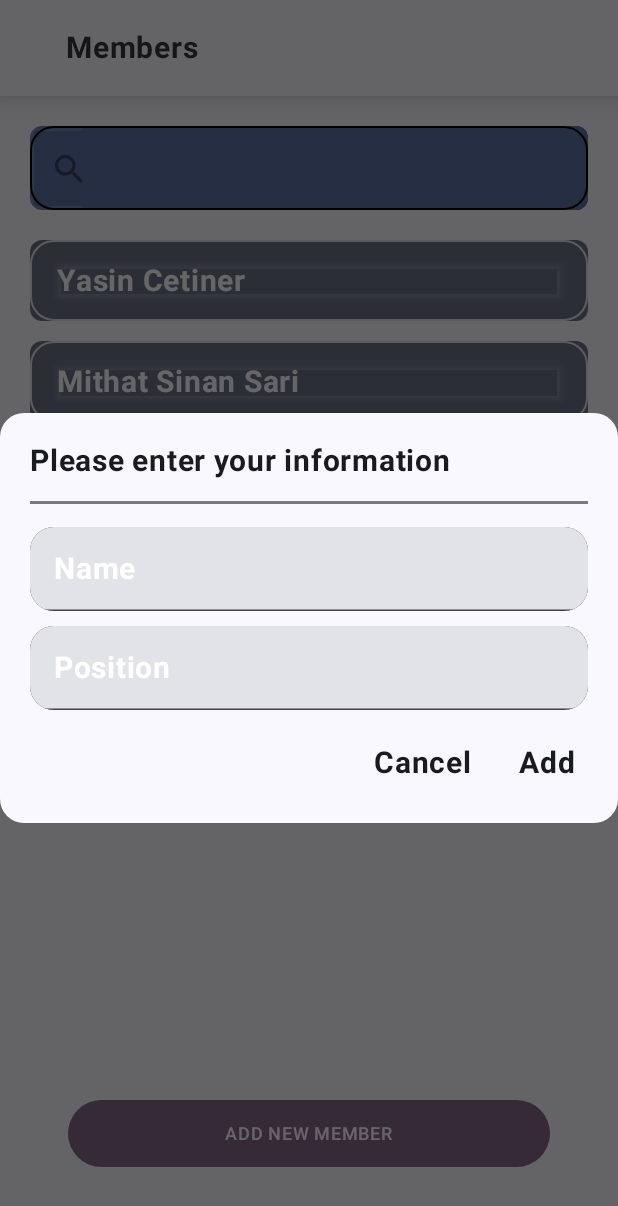
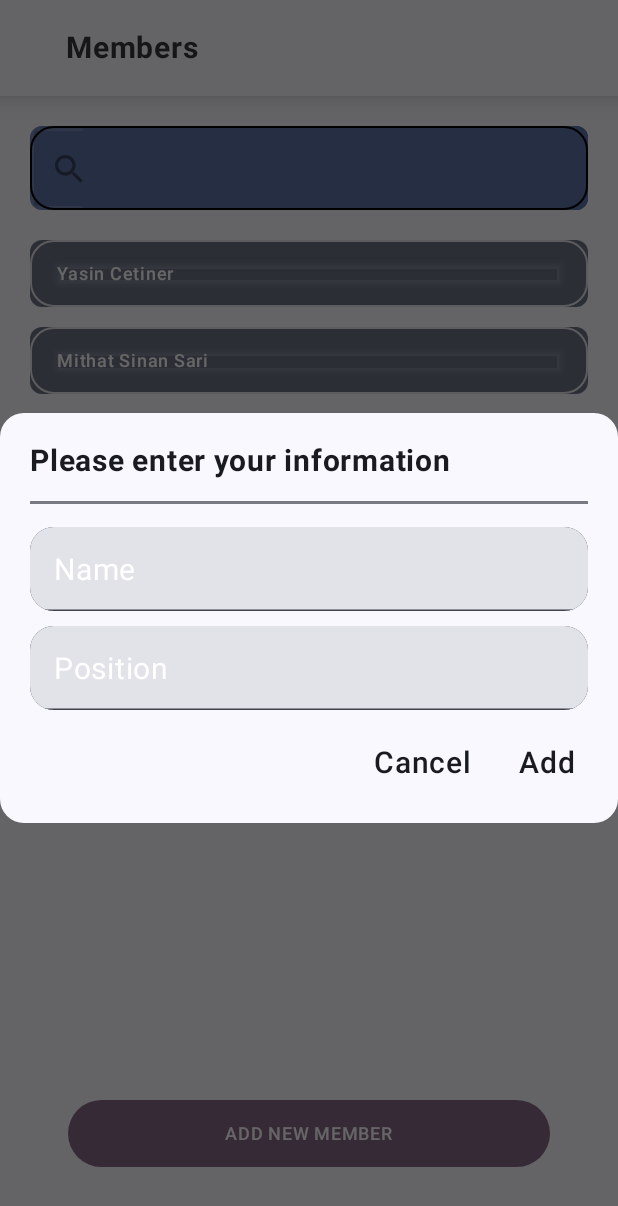
Before and after one commit to ozlembasabakar/HipolabsAndroidChallange, an Android app built with Jetpack Compose: the screen it shows after launch (MainActivity), after a tap on "ADD NEW MEMBER", on a phone screen of 412 x 824 dp. Shown: the top 1206 px of the screen. Run offline under Robolectric (Android 15) with nearby library versions, the light colour scheme and no system bars; our stand-ins replace Dagger/Hilt's generated code.

Commit message:
fixed the typographies of the components. added one more preview to the AddNewMemberDialog.kt for the isError equals to true.

```diff
--- a/app/src/main/java/com/example/hipolabschallange/ui/AddNewMemberDialog.kt
+++ b/app/src/main/java/com/example/hipolabschallange/ui/AddNewMemberDialog.kt
@@ -25,6 +25,7 @@ import com.example.hipolabschallange.ui.theme.*
 
 @Composable
 fun AddNewMemberDialog(
+    modifier: Modifier = Modifier,
     name: MutableState<String>,
     position: MutableState<String>,
     isDialogVisible: MutableState<Boolean>,
@@ -32,9 +33,10 @@ fun AddNewMemberDialog(
     onClick: (String) -> Unit,
 ) {
 
-    HipolabsChallangeTheme {
-        Dialog(onDismissRequest = { }
-        ) {
+    Dialog(
+        onDismissRequest = { },
+        content =
+        {
             Surface(
                 shape = Shapes.medium,
                 color = MaterialTheme.colorScheme.surface
@@ -43,7 +45,7 @@ fun AddNewMemberDialog(
                     contentAlignment = Alignment.Center
                 ) {
                     Column(
-                        modifier = Modifier.padding(AddNewMemberDialogColumnPadding),
+                        modifier = modifier.padding(AddNewMemberDialogColumnPadding),
                         verticalArrangement = Arrangement.spacedBy(
                             AddNewMemberDialogColumnVerticalArrangementPadding
                         )
@@ -51,7 +53,7 @@ fun AddNewMemberDialog(
 
                         Text(
                             text = stringResource(id = R.string.add_new_member_dialog_label),
-                            style = MaterialTheme.typography.bodyLarge,
+                            style = MaterialTheme.typography.headlineSmall,
                             color = MaterialTheme.colorScheme.onSurface
                         )
 
@@ -81,19 +83,21 @@ fun AddNewMemberDialog(
                                 contentAlignment = Alignment.CenterStart
                             ) {
                                 TextField(
+                                    modifier = Modifier
+                                        .fillMaxWidth()
+                                        .background(MaterialTheme.colorScheme.secondaryContainer),
                                     value = name.value,
                                     onValueChange = {
                                         name.value = it
                                         isError.value = false
                                     },
+                                    textStyle = MaterialTheme.typography.displaySmall,
                                     singleLine = true,
-                                    modifier = Modifier
-                                        .fillMaxWidth()
-                                        .background(MaterialTheme.colorScheme.secondaryContainer),
                                     placeholder = {
                                         Text(
                                             text = stringResource(id = R.string.add_new_member_dialog_name_placeholder),
-                                            color = MaterialTheme.colorScheme.onSecondaryContainer
+                                            color = MaterialTheme.colorScheme.onSecondaryContainer,
+                                            style = MaterialTheme.typography.displaySmall
                                         )
                                     },
                                     keyboardOptions = KeyboardOptions(keyboardType = KeyboardType.Ascii),
@@ -114,19 +118,21 @@ fun AddNewMemberDialog(
                                 contentAlignment = Alignment.CenterStart
                             ) {
                                 TextField(
+                                    modifier = Modifier
+                                        .fillMaxWidth()
+                                        .background(MaterialTheme.colorScheme.secondaryContainer),
                                     value = position.value,
                                     onValueChange = {
                                         position.value = it
                                         isError.value = false
                                     },
+                                    textStyle = MaterialTheme.typography.displaySmall,
                                     singleLine = true,
-                                    modifier = Modifier
-                                        .fillMaxWidth()
-                                        .background(MaterialTheme.colorScheme.secondaryContainer),
                                     placeholder = {
                                         Text(
                                             text = stringResource(id = R.string.add_new_member_dialog_position_placeholder),
-                                            color = MaterialTheme.colorScheme.onSecondaryContainer
+                                            color = MaterialTheme.colorScheme.onSecondaryContainer,
+                                            style = MaterialTheme.typography.displaySmall
                                         )
                                     },
                                     keyboardOptions = KeyboardOptions(keyboardType = KeyboardType.Text),
@@ -153,7 +159,11 @@ fun AddNewMemberDialog(
                                     )
                                     .padding(AddNewMemberDialogActionButtonsPadding)
                             )
-                            Spacer(modifier = Modifier.width(AddNewMemberDialogActionButtonsRowSpacer))
+                            Spacer(
+                                modifier = Modifier.width(
+                                    AddNewMemberDialogActionButtonsRowSpacer
+                                )
+                            )
                             Text(
                                 text = stringResource(R.string.add_new_member_dialog_add_button),
                                 modifier = Modifier
@@ -180,9 +190,28 @@ fun AddNewMemberDialog(
                 }
             }
         }
+    )
+}
+
+
+@Preview
+@Composable
+fun AddNewMemberDialog_isError_Preview() {
+    val name = remember { mutableStateOf("") }
+    val position = remember { mutableStateOf("") }
+    val isDialogVisible = remember { mutableStateOf(true) }
+    val isError = remember { mutableStateOf(true) }
+
+    HipolabsChallangeTheme {
+        AddNewMemberDialog(
+            name = name,
+            position = position,
+            isDialogVisible = isDialogVisible,
+            isError = isError,
+            onClick = {}
+        )
     }
 }
-
 
 @Preview
 @Composable
@@ -197,7 +226,8 @@ fun AddNewMemberDialogPreview() {
             name = name,
             position = position,
             isDialogVisible = isDialogVisible,
-            isError = isError
-        ) {}
+            isError = isError,
+            onClick = {}
+        )
     }
 }
--- a/app/src/main/java/com/example/hipolabschallange/ui/MainScreen.kt
+++ b/app/src/main/java/com/example/hipolabschallange/ui/MainScreen.kt
@@ -5,8 +5,12 @@ import android.util.Log
 import androidx.compose.foundation.layout.*
 import androidx.compose.foundation.lazy.LazyColumn
 import androidx.compose.foundation.lazy.items
-import androidx.compose.material3.*
-import androidx.compose.runtime.*
+import androidx.compose.material3.MaterialTheme
+import androidx.compose.material3.Scaffold
+import androidx.compose.runtime.Composable
+import androidx.compose.runtime.collectAsState
+import androidx.compose.runtime.getValue
+import androidx.compose.runtime.mutableStateOf
 import androidx.compose.ui.Alignment
 import androidx.compose.ui.Modifier
 import androidx.compose.ui.res.stringResource
@@ -16,7 +20,8 @@ import com.example.hipolabschallange.MainScreenViewModel
 import com.example.hipolabschallange.R
 import com.example.hipolabschallange.ui.theme.*
 
-@SuppressLint("UnusedMaterial3ScaffoldPaddingParameter", "StateFlowValueCalledInComposition",
+@SuppressLint(
+    "UnusedMaterial3ScaffoldPaddingParameter", "StateFlowValueCalledInComposition",
     "UnrememberedMutableState"
 )
 @Composable
@@ -34,21 +39,23 @@ fun MainScreen() {
         containerColor = MaterialTheme.colorScheme.surface,
         content =
         {
-            if (mainScreenViewModel.isDialogVisible.value) {
+            if (mainScreenViewModel.isDialogVisible.value)
                 AddNewMemberDialog(
                     onClick = {
                         mainScreenViewModel.addNewMember(
                             name.value,
                             position.value
                         )
-                        Log.d("ozlem", "members: ${mainScreenViewModel.members.value}")
+                        Log.d(
+                            "ozlem",
+                            "members after adding new one: ${mainScreenViewModel.members.value}"
+                        )
                     },
                     name = name,
                     position = position,
                     isError = mainScreenViewModel.isError,
                     isDialogVisible = mainScreenViewModel.isDialogVisible
                 )
-            }
 
             Column(
                 modifier = Modifier
--- a/app/src/main/java/com/example/hipolabschallange/ui/RecordCard.kt
+++ b/app/src/main/java/com/example/hipolabschallange/ui/RecordCard.kt
@@ -41,7 +41,7 @@ fun RecordCard(
         if (recordText != null) {
             Text(
                 text = recordText,
-                style = MaterialTheme.typography.bodyLarge,
+                style = MaterialTheme.typography.bodyMedium,
                 color = MaterialTheme.colorScheme.onSecondaryContainer
             )
         }
--- a/app/src/main/java/com/example/hipolabschallange/ui/TopBar.kt
+++ b/app/src/main/java/com/example/hipolabschallange/ui/TopBar.kt
@@ -24,7 +24,7 @@ fun TopBar(
                     bottom = TopBarTextPaddingBottom
                 ),
                 text = topBarText,
-                style = MaterialTheme.typography.bodyLarge,
+                style = MaterialTheme.typography.headlineSmall,
                 color = MaterialTheme.colorScheme.onSurface.copy(alpha = TopBarTextColorAlpha)
             )
         },
--- a/app/src/main/java/com/example/hipolabschallange/ui/theme/Type.kt
+++ b/app/src/main/java/com/example/hipolabschallange/ui/theme/Type.kt
@@ -16,14 +16,30 @@ val Typography = Typography(
         lineHeight = 14.sp,
         letterSpacing = 0.5.sp
     ),
-    bodyLarge = TextStyle(
+    headlineSmall = TextStyle(
         fontFamily = FontFamily.Default,
         fontWeight = FontWeight.Bold,
         fontStyle = FontStyle.Normal,
         fontSize = 20.sp,
         lineHeight = 17.sp,
         letterSpacing = 0.5.sp
-    )
+    ),
+    bodyLarge = TextStyle(
+        fontFamily = FontFamily.Default,
+        fontWeight = FontWeight.Medium,
+        fontStyle = FontStyle.Normal,
+        fontSize = 20.sp,
+        lineHeight = 17.sp,
+        letterSpacing = 0.5.sp
+    ),
+    displaySmall = TextStyle(
+        fontFamily = FontFamily.Default,
+        fontWeight = FontWeight.Normal,
+        fontStyle = FontStyle.Normal,
+        fontSize = 20.sp,
+        lineHeight = 14.sp,
+        letterSpacing = 0.5.sp,
+    ),
     /* Other default text styles to override
     titleLarge = TextStyle(
         fontFamily = FontFamily.Default,
```
